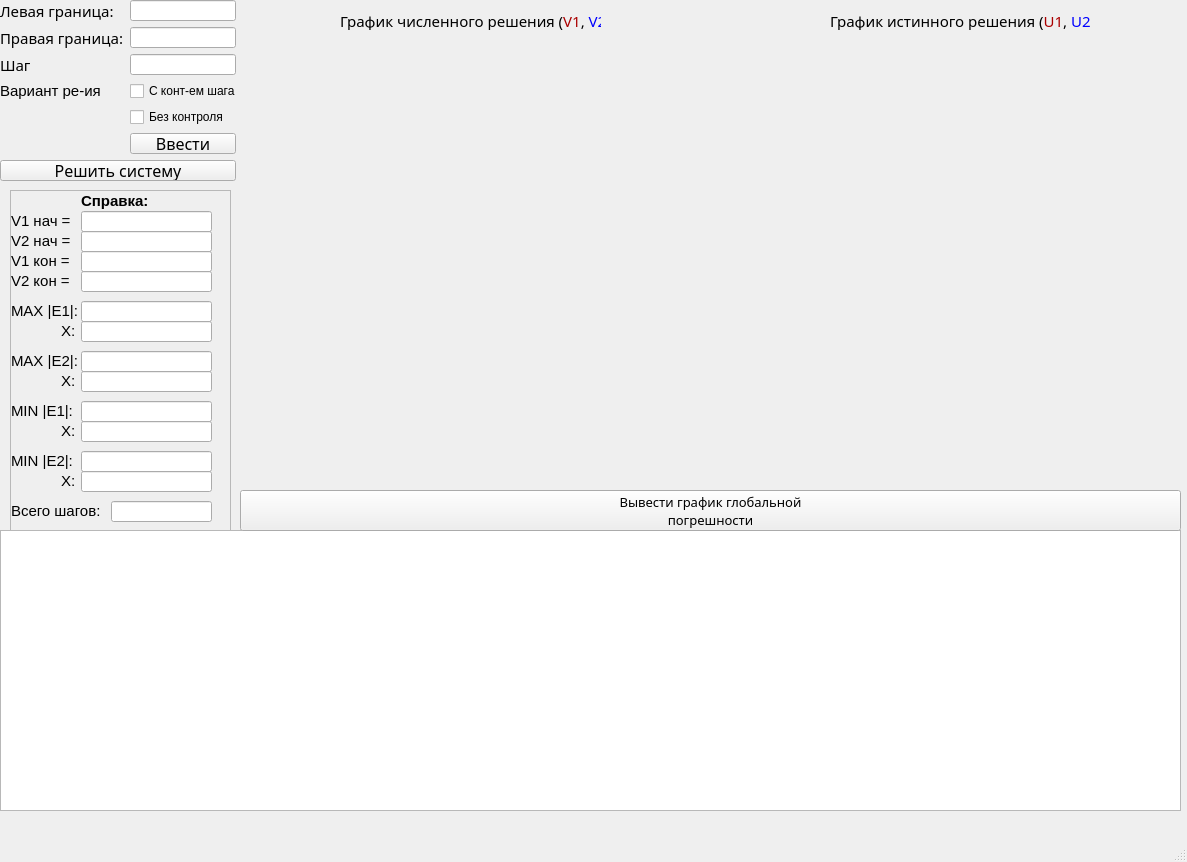
Old version of the form mainwindow.ui in the repository Borbuilder/StrictSystem.
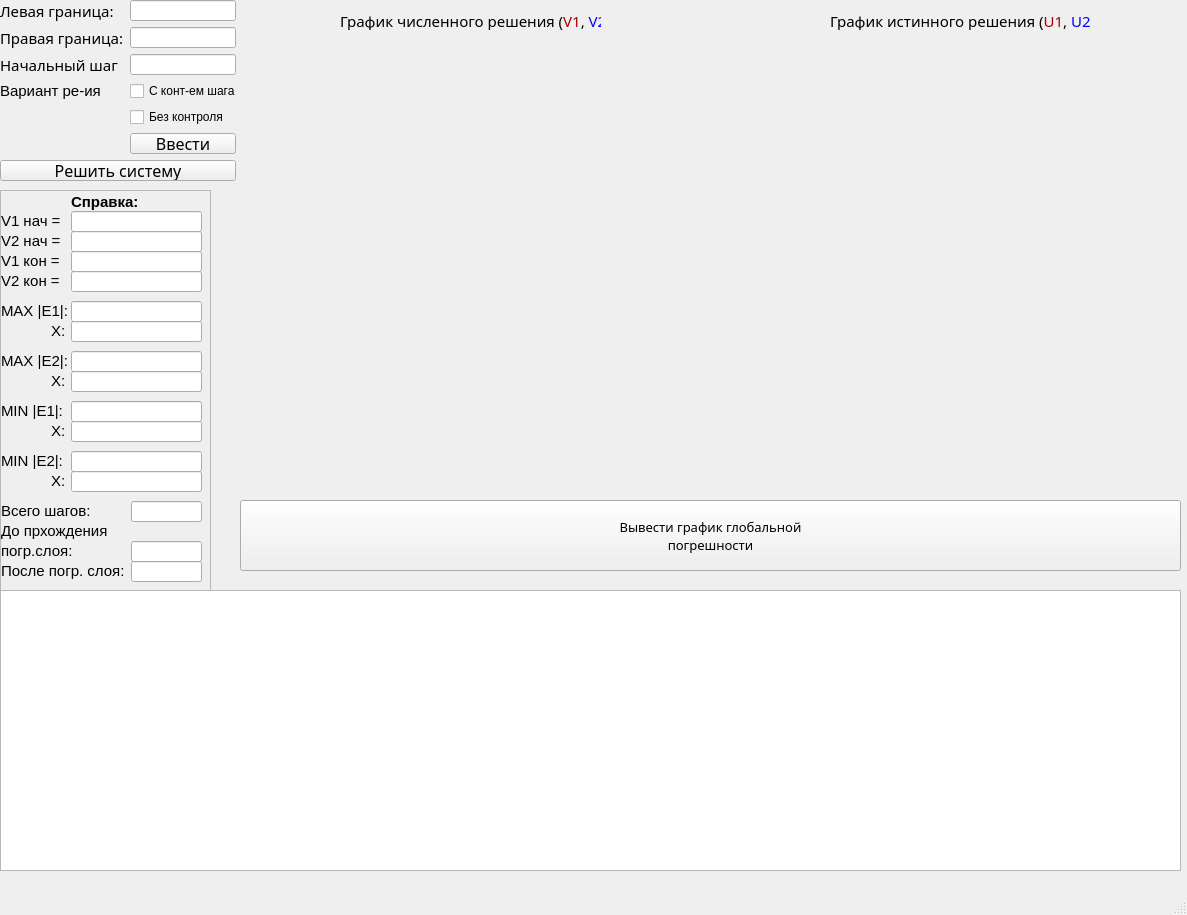
New version of the form. Custom widgets are drawn as their Qt base class.

Patch:
```diff
--- a/mainwindow.ui
+++ b/mainwindow.ui
@@ -7,7 +7,7 @@
     <x>0</x>
     <y>0</y>
     <width>1187</width>
-    <height>862</height>
+    <height>915</height>
    </rect>
   </property>
   <property name="windowTitle">
@@ -66,7 +66,7 @@
         </font>
        </property>
        <property name="text">
-        <string>&lt;html&gt;&lt;head/&gt;&lt;body&gt;&lt;p&gt;&lt;span style=&quot; font-size:11pt;&quot;&gt;Шаг&lt;/span&gt;&lt;/p&gt;&lt;/body&gt;&lt;/html&gt;</string>
+        <string>&lt;html&gt;&lt;head/&gt;&lt;body&gt;&lt;p&gt;&lt;span style=&quot; font-size:11pt;&quot;&gt;Начальный шаг&lt;/span&gt;&lt;/p&gt;&lt;/body&gt;&lt;/html&gt;</string>
        </property>
       </widget>
      </item>
@@ -132,7 +132,7 @@
     <property name="geometry">
      <rect>
       <x>0</x>
-      <y>530</y>
+      <y>590</y>
       <width>1181</width>
       <height>281</height>
      </rect>
@@ -200,9 +200,9 @@
     <property name="geometry">
      <rect>
       <x>240</x>
-      <y>490</y>
+      <y>500</y>
       <width>941</width>
-      <height>41</height>
+      <height>71</height>
      </rect>
     </property>
     <property name="font">
@@ -219,10 +219,10 @@
    <widget class="QScrollArea" name="scrollArea">
     <property name="geometry">
      <rect>
-      <x>10</x>
+      <x>0</x>
       <y>190</y>
-      <width>221</width>
-      <height>341</height>
+      <width>211</width>
+      <height>401</height>
      </rect>
     </property>
     <property name="widgetResizable">
@@ -233,17 +233,17 @@
       <rect>
        <x>0</x>
        <y>0</y>
-       <width>219</width>
-       <height>339</height>
+       <width>209</width>
+       <height>399</height>
       </rect>
      </property>
      <widget class="QLabel" name="label_6">
       <property name="geometry">
        <rect>
         <x>70</x>
-        <y>0</y>
+        <y>1</y>
         <width>71</width>
-        <height>21</height>
+        <height>20</height>
        </rect>
       </property>
       <property name="text">
@@ -411,9 +411,9 @@
      <widget class="QLineEdit" name="lineEdit_12">
       <property name="geometry">
        <rect>
-        <x>100</x>
+        <x>130</x>
         <y>310</y>
-        <width>101</width>
+        <width>71</width>
         <height>21</height>
        </rect>
       </property>
@@ -549,6 +549,71 @@
        <string>&lt;html&gt;&lt;head/&gt;&lt;body&gt;&lt;p&gt;&lt;span style=&quot; font-size:11pt; color:#000000;&quot;&gt;X:&lt;/span&gt;&lt;/p&gt;&lt;/body&gt;&lt;/html&gt;</string>
       </property>
      </widget>
+     <widget class="QLabel" name="label_21">
+      <property name="geometry">
+       <rect>
+        <x>0</x>
+        <y>330</y>
+        <width>111</width>
+        <height>21</height>
+       </rect>
+      </property>
+      <property name="text">
+       <string>&lt;html&gt;&lt;head/&gt;&lt;body&gt;&lt;p&gt;&lt;span style=&quot; font-size:11pt;&quot;&gt;До прхождения&lt;/span&gt;&lt;/p&gt;&lt;/body&gt;&lt;/html&gt;</string>
+      </property>
+      <property name="textFormat">
+       <enum>Qt::TextFormat::MarkdownText</enum>
+      </property>
+     </widget>
+     <widget class="QLabel" name="label_22">
+      <property name="geometry">
+       <rect>
+        <x>0</x>
+        <y>370</y>
+        <width>131</width>
+        <height>21</height>
+       </rect>
+      </property>
+      <property name="text">
+       <string>&lt;html&gt;&lt;head/&gt;&lt;body&gt;&lt;p&gt;&lt;span style=&quot; font-size:11pt;&quot;&gt;После погр. слоя:&lt;/span&gt;&lt;/p&gt;&lt;/body&gt;&lt;/html&gt;</string>
+      </property>
+     </widget>
+     <widget class="QLineEdit" name="lineEdit_18">
+      <property name="geometry">
+       <rect>
+        <x>130</x>
+        <y>370</y>
+        <width>71</width>
+        <height>21</height>
+       </rect>
+      </property>
+     </widget>
+     <widget class="QLineEdit" name="lineEdit_17">
+      <property name="geometry">
+       <rect>
+        <x>130</x>
+        <y>350</y>
+        <width>71</width>
+        <height>21</height>
+       </rect>
+      </property>
+     </widget>
+     <widget class="QLabel" name="label_23">
+      <property name="geometry">
+       <rect>
+        <x>0</x>
+        <y>350</y>
+        <width>111</width>
+        <height>21</height>
+       </rect>
+      </property>
+      <property name="text">
+       <string>&lt;html&gt;&lt;head/&gt;&lt;body&gt;&lt;p&gt;&lt;span style=&quot; font-size:11pt;&quot;&gt;погр.слоя:&lt;/span&gt;&lt;/p&gt;&lt;/body&gt;&lt;/html&gt;</string>
+      </property>
+      <property name="textFormat">
+       <enum>Qt::TextFormat::MarkdownText</enum>
+      </property>
+     </widget>
     </widget>
    </widget>
   </widget>
```
